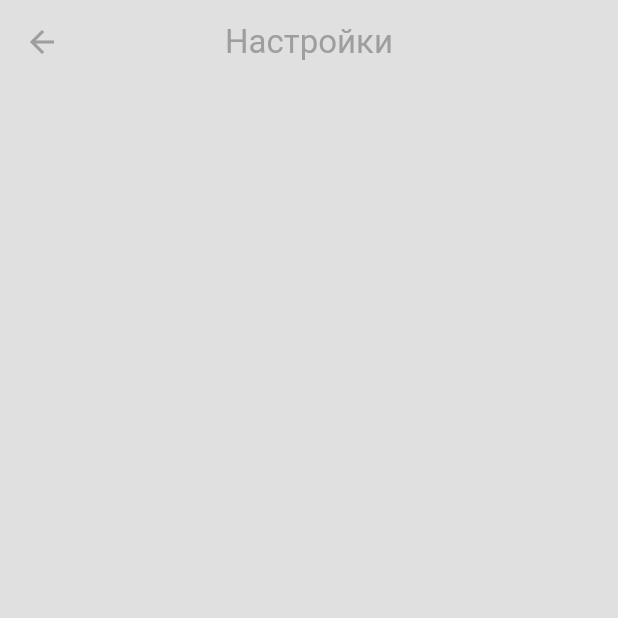
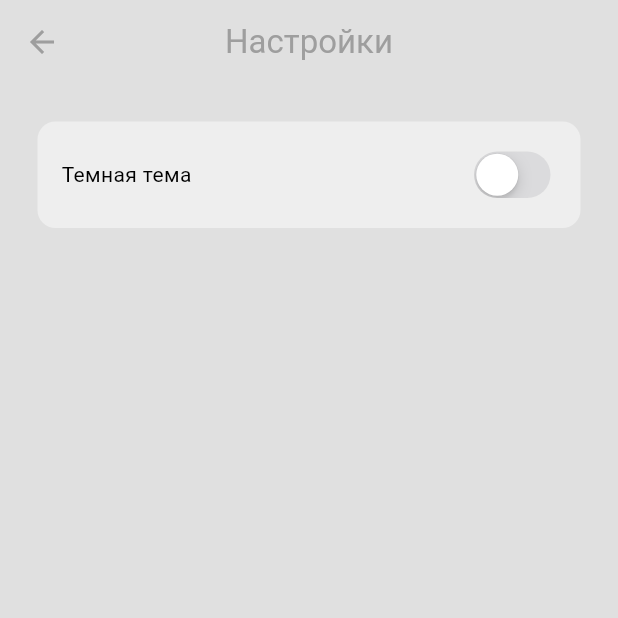
Before and after one commit to kol4egraf0-0/chat_app_dinopr, a Flutter app: the screen it shows once a user with an empty profile is signed in, in the side drawer, after a tap on "Н А С Т Р О Й К И", on a phone screen of 412 x 824 dp, the top half of it. Run offline on Flutter 3.47's test engine with Material 3 defaults, Android fonts, the phone set to English and light mode, and no system bars; our stand-ins replace cloud_firestore, firebase_auth, firebase_core; accounts and stored records are empty.

Commit message:
prtovider themeMode

```diff
--- a/lib/pages/settings_page.dart
+++ b/lib/pages/settings_page.dart
@@ -1,4 +1,7 @@
+import 'package:chat_app_dinopr/themes/theme_provider.dart';
+import 'package:flutter/cupertino.dart';
 import 'package:flutter/material.dart';
+import 'package:provider/provider.dart';
 
 class SettingsPage extends StatelessWidget {
   const SettingsPage({super.key});
@@ -14,6 +17,27 @@
         foregroundColor: Colors.grey,
         elevation: 0,
       ),
+      body: Container(
+        decoration: BoxDecoration(
+          color: Theme.of(context).colorScheme.secondary,
+          borderRadius: BorderRadius.circular(12)
+          ),
+          margin: const EdgeInsets.all(25),
+          padding: const EdgeInsets.all(16),
+        child: Row(
+          mainAxisAlignment: MainAxisAlignment.spaceBetween,
+          children: [
+            //dark mode
+            const Text("Темная тема"),
+
+            //switch toggle
+            CupertinoSwitch(
+            value: Provider.of<ThemeProvider>(context, listen:false).isDarkMode,
+            onChanged: (value)=>Provider.of<ThemeProvider>(context, listen:false).toggleTheme(),
+            )
+          ],
+        ),
+      ),
     );
   }
 }
--- a/lib/themes/dark_mode.dart
+++ b/lib/themes/dark_mode.dart
@@ -4,7 +4,7 @@
 colorScheme: ColorScheme.dark(
 surface: Colors.grey.shade900,
 primary: Colors.grey.shade600,
-secondary: Colors.grey.shade700,
+secondary: const Color.fromARGB(255, 57, 57, 57),
 tertiary: Colors.grey.shade800,
 inversePrimary: Colors.grey.shade300
 )
```
